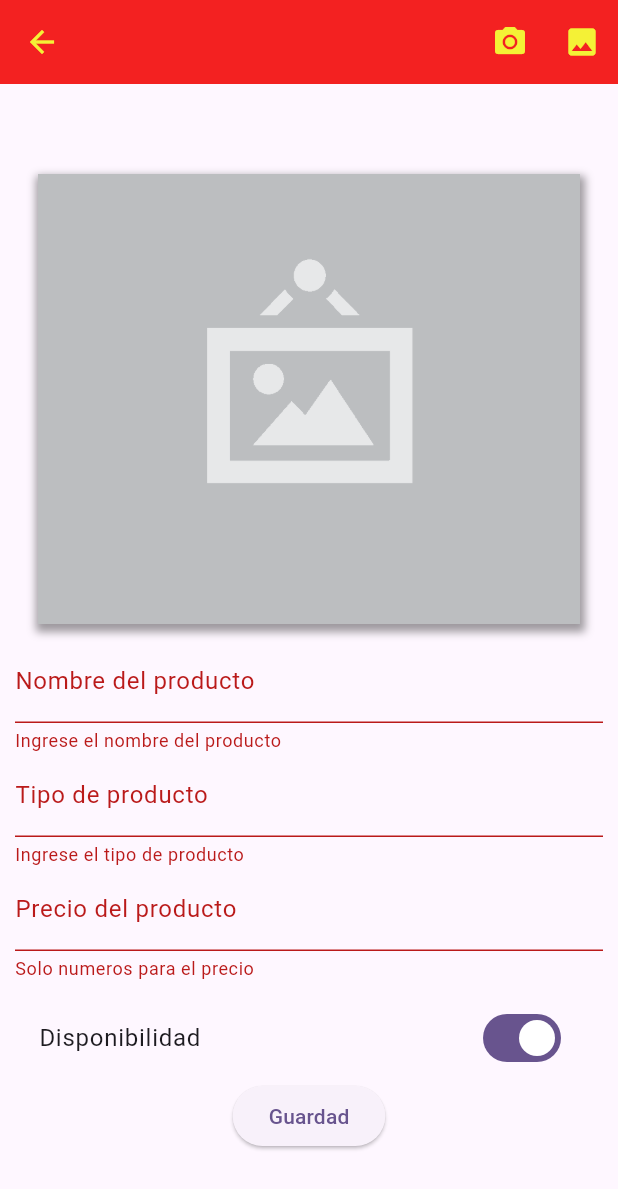
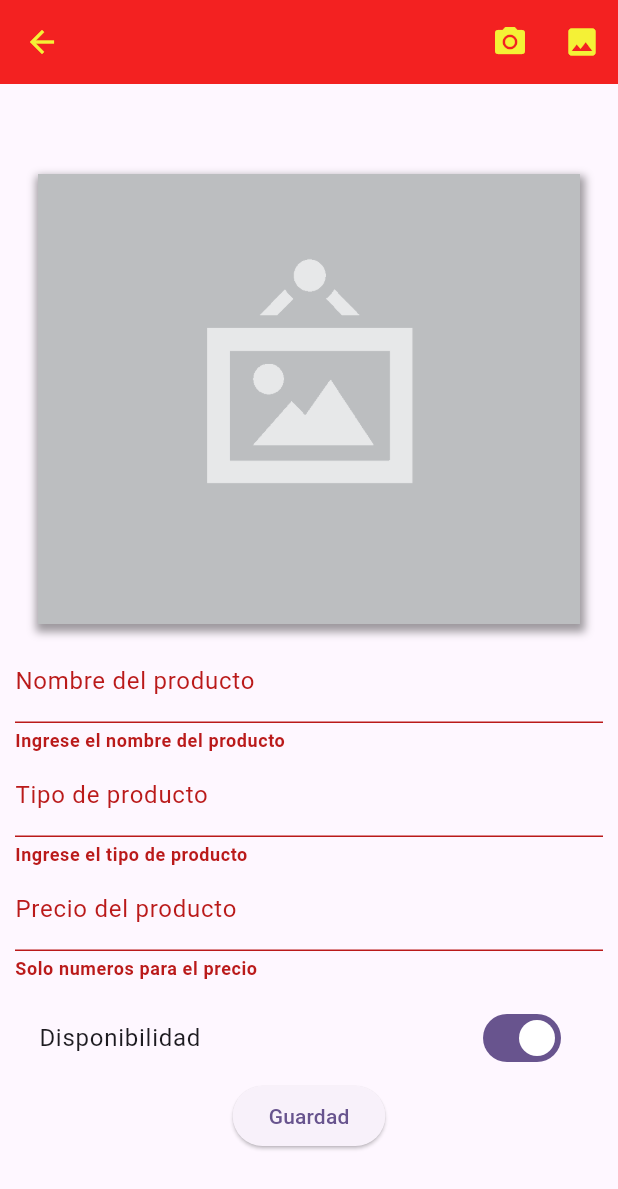
Before and after one commit to ChrisRamirez11/shopping_app, a Flutter app: the AddProductSecreen screen opened directly, after a tap on "Guardad", on a phone screen of 412 x 824 dp. Shown: the top 1189 px of the screen. Run offline on Flutter 3.47's test engine with Material 3 defaults, Android fonts, the phone set to English and light mode, and no system bars; our stand-ins replace dio, image_picker, rxdart, shared_preferences, supabase_flutter; accounts and stored records are empty.

Commit message:
theme and desing

```diff
--- a/lib/utils/theme.dart
+++ b/lib/utils/theme.dart
@@ -4,20 +4,17 @@ Color primary = const Color.fromARGB(255, 243, 33, 33);
 Color secondary = const Color.fromARGB(255, 244, 241, 54);
 ThemeData theme = ThemeData(
   textTheme: TextTheme(
-    bodyLarge: TextStyle(color: Colors.black),
-    bodyMedium: TextStyle(color: Colors.black),
-    bodySmall: TextStyle(color: Colors.black),
-    displayMedium: TextStyle(color: Colors.white),
-    displaySmall: TextStyle(color: Colors.white),
+    bodyLarge: TextStyle(
+      color: Colors.black,
+    ),
+    bodyMedium: TextStyle(color: Colors.black, fontWeight: FontWeight.bold),
+    bodySmall: TextStyle(color: Colors.black, fontWeight: FontWeight.bold),
     headlineLarge: TextStyle(color: Colors.white),
     headlineMedium: TextStyle(color: Colors.black, fontWeight: FontWeight.bold),
     headlineSmall: TextStyle(color: Colors.white),
-    labelLarge: TextStyle(color: Colors.white),
-    labelMedium: TextStyle(color: Colors.white),
-    labelSmall: TextStyle(color: Colors.white),
     titleLarge: TextStyle(color: Colors.black87, fontWeight: FontWeight.bold),
-    titleMedium: TextStyle(color: Colors.black),
-    titleSmall: TextStyle(color: Colors.black),
+    titleMedium: TextStyle(color: Colors.black, fontWeight: FontWeight.normal),
+    titleSmall: TextStyle(color: Colors.black, fontWeight: FontWeight.normal),
   ),
   scrollbarTheme: const ScrollbarThemeData(
     trackVisibility: MaterialStatePropertyAll(true),
```
Also changed, not shown: lib/widgets/grid_view_widget.dart (+32 -35 lines).
